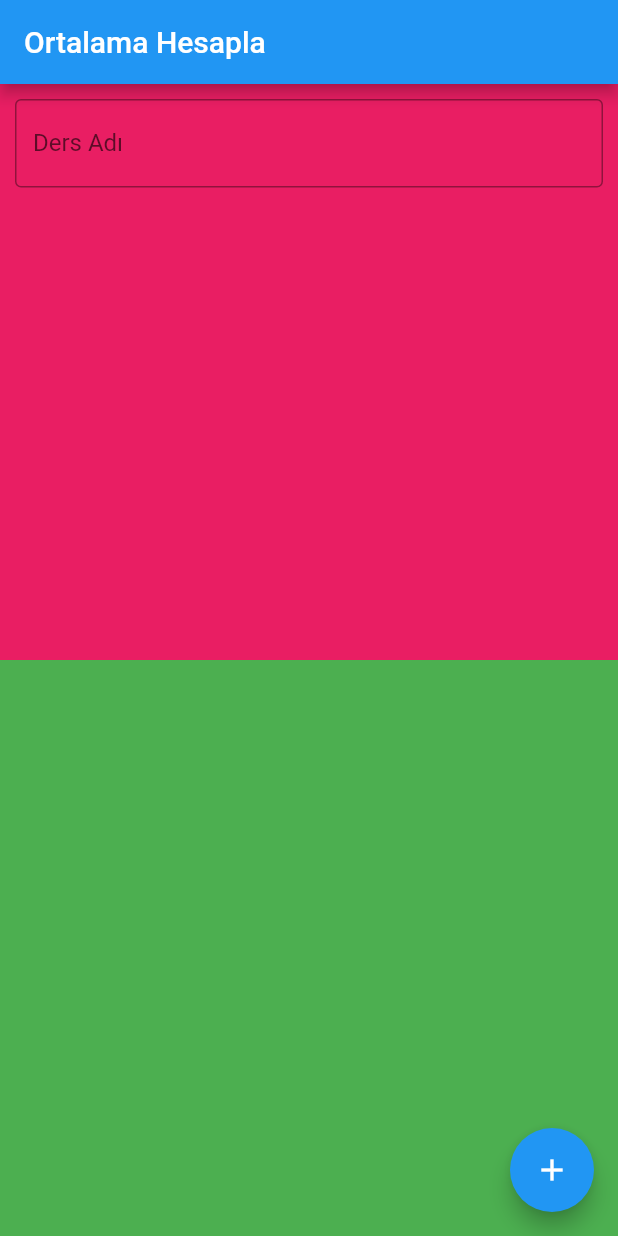
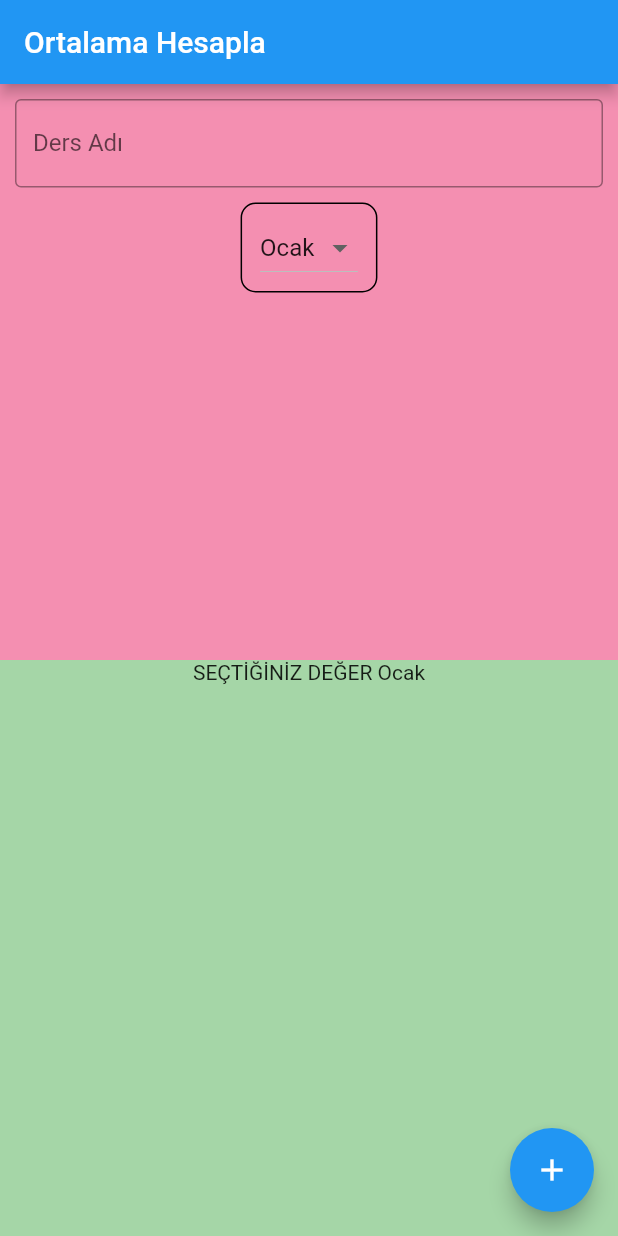
Before and after one commit to ilkeretlik/dinamik_ortalama, a Flutter app: the screen it shows after launch, on a phone screen of 412 x 824 dp. Run offline on Flutter 3.47's test engine with Material 2 defaults, Android fonts, the phone set to English and light mode, and no system bars.

```diff
--- a/lib/main.dart
+++ b/lib/main.dart
@@ -25,6 +25,36 @@ class MyHomePage extends StatefulWidget {
 
 class _MyHomePageState extends State<MyHomePage> {
   String dersAdi;
+  int dersKredi = 1;
+  double dersHarfDegeri = 4;
+
+  List<ListItem> _dropdownItems = [
+    ListItem(1, "Ocak"),
+    ListItem(2, "Şubat"),
+    ListItem(3, "Mart"),
+    ListItem(4, "Nisan")
+  ];
+  List<DropdownMenuItem<ListItem>> _dropdownMenuItems;
+  ListItem _selectedItem;
+
+  void initState() {
+    super.initState();
+    _dropdownMenuItems = buildDropDownMenuItems(_dropdownItems);
+    _selectedItem = _dropdownMenuItems[0].value;
+  }
+
+  List<DropdownMenuItem<ListItem>> buildDropDownMenuItems(List listItems) {
+    List<DropdownMenuItem<ListItem>> items = List();
+    for (ListItem listItem in listItems) {
+      items.add(
+        DropdownMenuItem(
+          child: Text(listItem.name),
+          value: listItem,
+        ),
+      );
+    }
+    return items;
+  }
 
   @override
   Widget build(BuildContext context) {
@@ -42,14 +72,13 @@ class _MyHomePageState extends State<MyHomePage> {
 
   Widget UygulamaGovdesi() {
     return Container(
-
       child: Column(
         crossAxisAlignment: CrossAxisAlignment.stretch,
         children: <Widget>[
           Expanded(
               child: Container(
-                padding: EdgeInsets.all(10),
-            color: Colors.pink,
+            padding: EdgeInsets.all(10),
+            color: Colors.pink.shade200,
             child: Form(
                 child: Column(
               children: <Widget>[
@@ -68,15 +97,39 @@ class _MyHomePageState extends State<MyHomePage> {
                     },
                     onSaved: (kaydedilecekdeger) {
                       dersAdi = kaydedilecekdeger;
-                    })
+                    }),
+                Column(
+                  children: <Widget>[
+                    Container(
+                      padding: EdgeInsets.symmetric(horizontal:12,vertical: 5 ),
+                      margin: EdgeInsets.only(top: 10),
+
+                      decoration: BoxDecoration(border: Border.all(),
+                      borderRadius: BorderRadius.all(Radius.circular(10))
+                      ),
+                      child: DropdownButton(
+
+                          value: _selectedItem,
+                          items: _dropdownMenuItems,
+                          onChanged: (value) {
+                            setState(() {
+                              _selectedItem = value;
+                            });
+                          }),
+                    )
+                  ],
+                ),
               ],
             )),
           )),
           Expanded(
               child: Container(
-            color: Colors.green,
+            color: Colors.green.shade200,
             child: Column(
-              children: [],
+              children: [
+             Text("SEÇTİĞİNİZ DEĞER ${_selectedItem.name}"),
+
+              ],
             ),
           ))
         ],
@@ -84,3 +137,10 @@ class _MyHomePageState extends State<MyHomePage> {
     );
   }
 }
+
+class ListItem {
+  int value;
+  String name;
+
+  ListItem(this.value, this.name);
+}
```
